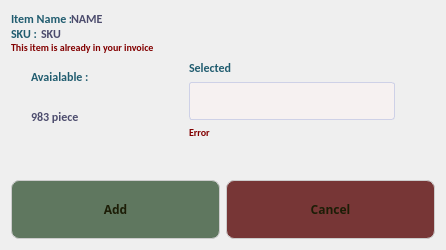
Before: the Qt Designer form InventoryManagement/add_to_invoice.ui in ImRanjbar/Inventory-Management, drawn with Qt 5.
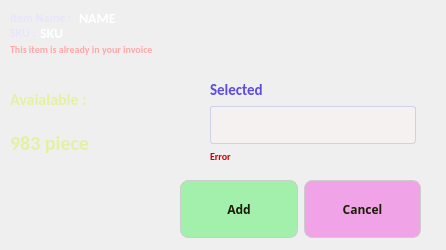
After: the same form once the commit is applied. Icons and pictures are not drawn.

```diff
--- a/InventoryManagement/add_to_invoice.ui
+++ b/InventoryManagement/add_to_invoice.ui
@@ -18,14 +18,24 @@
 	background-image : url(:/Images/addToInvoiceBackground.png);
 }</string>
   </property>
-  <layout class="QVBoxLayout" name="verticalLayout_4">
-   <item>
+  <widget class="QWidget" name="layoutWidget">
+   <property name="geometry">
+    <rect>
+     <x>10</x>
+     <y>10</y>
+     <width>211</width>
+     <height>49</height>
+    </rect>
+   </property>
     <layout class="QVBoxLayout" name="verticalLayout_3">
      <property name="spacing">
       <number>0</number>
      </property>
      <item>
       <layout class="QHBoxLayout" name="horizontalLayout_4">
+      <property name="spacing">
+       <number>4</number>
+      </property>
        <property name="topMargin">
         <number>0</number>
        </property>
@@ -33,14 +43,14 @@
         <widget class="QLabel" name="label">
          <property name="maximumSize">
           <size>
-           <width>60</width>
+          <width>65</width>
            <height>15</height>
           </size>
          </property>
          <property name="styleSheet">
           <string notr="true">font-family: Calibri;
 font-size: 12px;
-color: #205c6f;
+color: #e8e5fb;
 font-weight: bold;
 text-transform: none;</string>
          </property>
@@ -59,8 +69,8 @@
          </property>
          <property name="styleSheet">
           <string notr="true">font-family: Calibri;
-font-size: 12px;
-color: #4C4C6D;
+font-size: 14px;
+color: #ffffff;
 font-weight: bold;
 text-transform: none;</string>
          </property>
@@ -84,7 +94,7 @@
          <property name="styleSheet">
           <string notr="true">font-family: Calibri;
 font-size: 12px;
-color: #205c6f;
+color: #e8e5fb;
 font-weight: bold;
 text-transform: none;</string>
          </property>
@@ -103,8 +113,8 @@
          </property>
          <property name="styleSheet">
           <string notr="true">font-family: Calibri;
-font-size: 12px;
-color: #4C4C6D;
+font-size: 14px;
+color: #ffffff;
 font-weight: bold;
 text-transform: none;</string>
          </property>
@@ -126,7 +136,7 @@
        <property name="styleSheet">
         <string notr="true">font-family: Calibri;
 font-size: 10px;
-color: #820000;
+color: #ffa8a8;
 font-weight: bold;
 text-transform: none;</string>
        </property>
@@ -136,96 +146,93 @@
       </widget>
      </item>
     </layout>
-   </item>
-   <item>
-    <layout class="QHBoxLayout" name="horizontalLayout">
-     <item>
-      <spacer name="horizontalSpacer_2">
-       <property name="orientation">
-        <enum>Qt::Horizontal</enum>
-       </property>
-       <property name="sizeType">
-        <enum>QSizePolicy::Maximum</enum>
-       </property>
-       <property name="sizeHint" stdset="0">
-        <size>
-         <width>20</width>
-         <height>20</height>
-        </size>
-       </property>
-      </spacer>
-     </item>
+  </widget>
+  <widget class="QWidget" name="layoutWidget">
+   <property name="geometry">
+    <rect>
+     <x>180</x>
+     <y>180</y>
+     <width>241</width>
+     <height>58</height>
+    </rect>
+   </property>
+   <layout class="QHBoxLayout" name="horizontalLayout_5">
      <item>
-      <layout class="QVBoxLayout" name="verticalLayout_2">
-       <property name="rightMargin">
-        <number>10</number>
-       </property>
-       <item>
-        <widget class="QLabel" name="label_3">
+     <widget class="QPushButton" name="PB_add">
+      <property name="cursor">
+       <cursorShape>PointingHandCursor</cursorShape>
+      </property>
          <property name="styleSheet">
-          <string notr="true">font-family: Calibri;
-font-size: 12px;
-color: #205c6f;
-font-weight: bold;
-text-transform: none;</string>
+       <string notr="true">QPushButton {
+    background-color: #a3f0ad;
+    border: 1px solid #CCCCCC;
+    border-radius: 8px;
+    padding: 20px 20px;
+	color: #1c1d06;
+	font-family : Cabin;
+	font-weight : bold;
+	font-size : 12px;
+
+	
+}
+
+QPushButton::hover {
+	background-color : #b9f4c1;
+
+}</string>
          </property>
          <property name="text">
-          <string>Avaialable : </string>
+       <string>Add</string>
          </property>
         </widget>
        </item>
        <item>
-        <widget class="QLabel" name="LB_itemAvailable">
-         <property name="minimumSize">
-          <size>
-           <width>100</width>
-           <height>0</height>
-          </size>
+     <widget class="QPushButton" name="PB_cancel">
+      <property name="cursor">
+       <cursorShape>PointingHandCursor</cursorShape>
          </property>
          <property name="styleSheet">
-          <string notr="true">font-family: Calibri;
-font-size: 12px;
-color: #4C4C6D;
-font-weight: bold;
-text-transform: none;</string>
+       <string notr="true">QPushButton {
+    background-color: #f0a3e6;
+    border: 1px solid #CCCCCC;
+    border-radius: 8px;
+    padding: 20px 20px;
+	color: #1c1d06;
+	font-family : Cabin;
+	font-weight : bold;
+	font-size : 12px;
+
+	
+}
+
+QPushButton::hover {
+	background-color : #f4b9ec;
+
+}</string>
          </property>
          <property name="text">
-          <string>983 piece</string>
+       <string>Cancel</string>
          </property>
         </widget>
        </item>
-       <item>
-        <spacer name="verticalSpacer">
-         <property name="orientation">
-          <enum>Qt::Vertical</enum>
-         </property>
-         <property name="sizeType">
-          <enum>QSizePolicy::Maximum</enum>
-         </property>
-         <property name="sizeHint" stdset="0">
-          <size>
-           <width>20</width>
-           <height>40</height>
-          </size>
-         </property>
-        </spacer>
-       </item>
-      </layout>
-     </item>
-     <item>
+   </layout>
+  </widget>
+  <widget class="QWidget" name="">
+   <property name="geometry">
+    <rect>
+     <x>210</x>
+     <y>80</y>
+     <width>208</width>
+     <height>83</height>
+    </rect>
+   </property>
       <layout class="QVBoxLayout" name="verticalLayout">
-       <property name="leftMargin">
-        <number>30</number>
-       </property>
-       <property name="rightMargin">
-        <number>40</number>
-       </property>
        <item>
         <widget class="QLabel" name="label_5">
          <property name="styleSheet">
           <string notr="true">font-family: Calibri;
-font-size: 12px;
-color: #205c6f;
+font-size: 15px;
+color: #5e4be3;
 font-weight: bold;
 text-transform: none;</string>
          </property>
@@ -257,15 +264,11 @@
 	cursor:text;
 
 	font-family: Calibri;
-	font-size: 12px;
-	color: #4C4C6D;
+	font-size: 14px;
+	color: #7261e5;
 	font-weight: bold;
 	text-transform: none;
 
-	color : #2c2c3b;
-	font-family:Impactl;
-	font-size:10px;
-	font-weight:bold;
 	padding:10px 10px;
 }
 </string>
@@ -277,7 +280,7 @@
          <property name="styleSheet">
           <string notr="true">font-family: Calibri;
 font-size: 10px;
-color: #820000;
+color: #cf0000;
 font-weight: bold;
 text-transform: none;</string>
          </property>
@@ -286,83 +289,54 @@
          </property>
         </widget>
        </item>
-       <item>
-        <spacer name="verticalSpacer_2">
-         <property name="orientation">
-          <enum>Qt::Vertical</enum>
-         </property>
-         <property name="sizeType">
-          <enum>QSizePolicy::Maximum</enum>
-         </property>
-         <property name="sizeHint" stdset="0">
+   </layout>
+  </widget>
+  <widget class="QWidget" name="">
+   <property name="geometry">
+    <rect>
+     <x>10</x>
+     <y>80</y>
+     <width>187</width>
+     <height>81</height>
+    </rect>
+   </property>
+   <layout class="QGridLayout" name="gridLayout">
+    <item row="0" column="0">
+     <widget class="QLabel" name="label_3">
+      <property name="styleSheet">
+       <string notr="true">font-family: Calibri;
+font-size: 16px;
+color: #e6f0a3;
+font-weight: bold;
+text-transform: none;</string>
+      </property>
+      <property name="text">
+       <string>Avaialable : </string>
+      </property>
+     </widget>
+    </item>
+    <item row="1" column="0" colspan="2">
+     <widget class="QLabel" name="LB_itemAvailable">
+      <property name="minimumSize">
           <size>
-           <width>20</width>
-           <height>40</height>
-          </size>
-         </property>
-        </spacer>
-       </item>
-      </layout>
-     </item>
-    </layout>
-   </item>
-   <item>
-    <layout class="QHBoxLayout" name="horizontalLayout_5">
-     <item>
-      <widget class="QPushButton" name="PB_add">
+        <width>100</width>
+        <height>0</height>
+       </size>
+      </property>
        <property name="styleSheet">
-        <string notr="true">QPushButton {
-    background-color: #5f775f;
-    border: 1px solid #CCCCCC;
-    border-radius: 8px;
-    padding: 20px 20px;
-	color: #1c1d06;
-	font-family : Cabin;
-	font-weight : bold;
-	font-size : 12px;
-
-	
-}
-
-QPushButton::hover {
-	background-color : #eff4fc;
-
-}</string>
+       <string notr="true">font-family: Calibri;
+font-size: 20px;
+color: #e6f0a3;
+font-weight: bold;
+text-transform: none;</string>
        </property>
        <property name="text">
-        <string>Add</string>
+       <string>983 piece</string>
        </property>
       </widget>
      </item>
-     <item>
-      <widget class="QPushButton" name="pushButton_2">
-       <property name="styleSheet">
-        <string notr="true">QPushButton {
-    background-color: #773636;
-    border: 1px solid #CCCCCC;
-    border-radius: 8px;
-    padding: 20px 20px;
-	color: #1c1d06;
-	font-family : Cabin;
-	font-weight : bold;
-	font-size : 12px;
-
-	
-}
-
-QPushButton::hover {
-	background-color : #eff4fc;
-
-}</string>
-       </property>
-       <property name="text">
-        <string>Cancel</string>
-       </property>
-      </widget>
-     </item>
-    </layout>
-   </item>
-  </layout>
+   </layout>
+  </widget>
  </widget>
  <resources/>
  <connections/>
```
Lines whose indentation alone changed are shown as unchanged.
